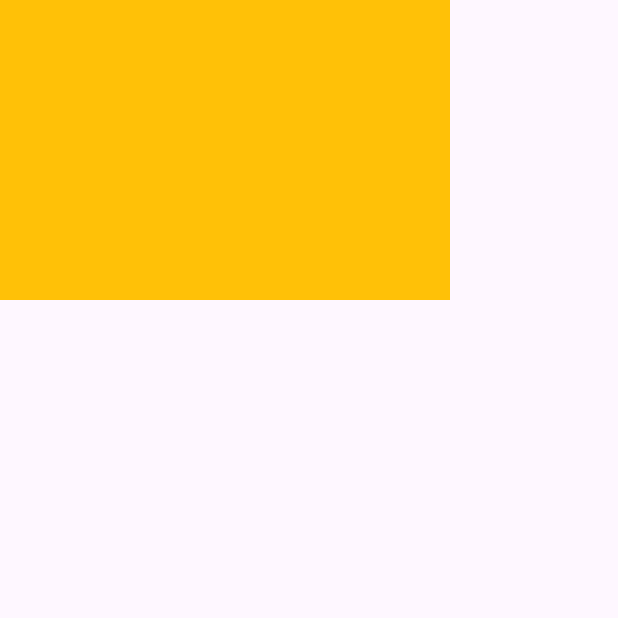
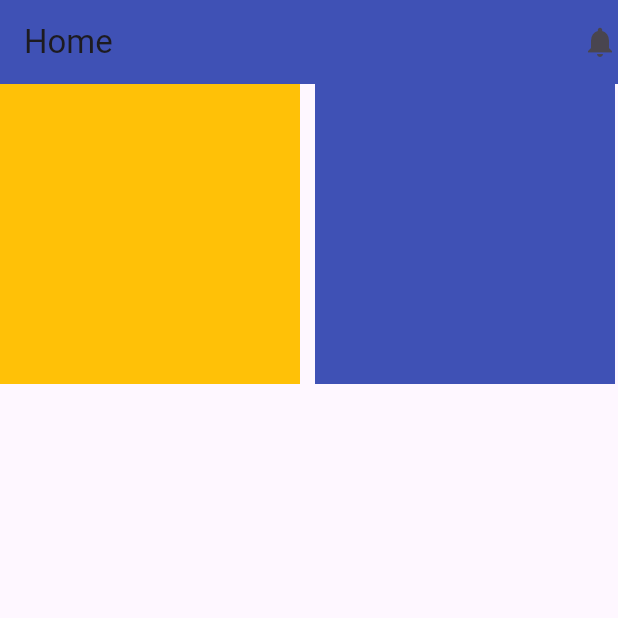
Before and after one commit to programmerrajbhai/Flutter-Top-AppsBar, a Flutter app: the screen it shows after launch, on a phone screen of 412 x 824 dp, the top half of it. Run offline on Flutter 3.47's test engine with Material 3 defaults, Android fonts, the phone set to English and light mode, and no system bars.

Commit message:
Single Scroll View

```diff
--- a/lib/main.dart
+++ b/lib/main.dart
@@ -9,15 +9,48 @@ class MyApp extends StatelessWidget {
   Widget build(BuildContext context) {
     return MaterialApp(
       debugShowCheckedModeBanner: false,
+      home: SafeArea(
+        child: Scaffold(
+          appBar: AppBar(
+            title: Text("Home"),
+            backgroundColor: Colors.indigo,
+             actions: <Widget>[
+               Icon(Icons.notifications)
+             ],
+          ),
 
-      home: SafeArea(
-          child: Scaffold(
-            body: Container(
-               height: 200,
-              width: 300,
-             color: Colors.amber,
+          body: SingleChildScrollView(
+            scrollDirection: Axis.horizontal,
+            child: Row(
+              children: <Widget>[
+                Container(
+                  height: 200,
+                  width: 200,
+                  color: Colors.amber,
+                ),
+                SizedBox(height: 10,
+                width: 10,),
+                Container(
+                  height: 200,
+                  width: 200,
+                  color: Colors.indigo,
+                ),
+                SizedBox(
+                  height: 10,
+                  width: 10,
+                ),
+                Container(
+                  height: 200,
+                  width: 200,
+                  color: Colors.indigoAccent,
+                )
+              ],
+
             ),
-          )
+          ),
+
+
+        ),
       ),
 
     );
```
